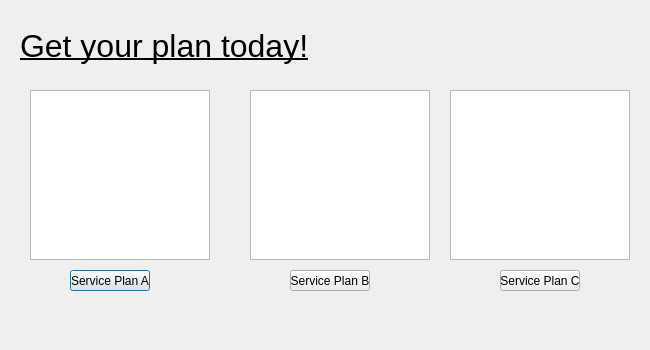
The window that buy.ui (MuffinSmith/ProjectThinggy) describes before a commit, drawn with Qt 5.
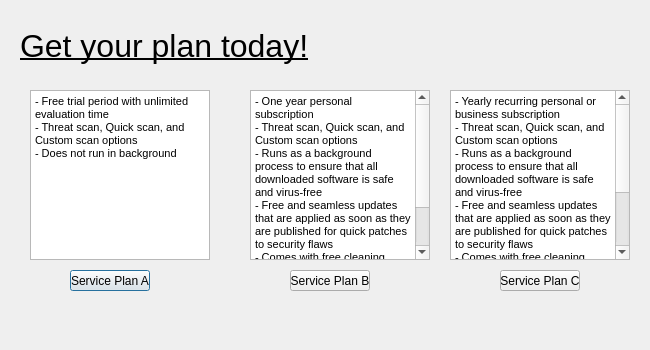
The same window after the commit.

Commit message: Filled text on some windows, made some images work.

```diff
--- a/buy.ui
+++ b/buy.ui
@@ -80,6 +80,15 @@
      <height>170</height>
     </rect>
    </property>
+   <property name="html">
+    <string>&lt;!DOCTYPE HTML PUBLIC &quot;-//W3C//DTD HTML 4.0//EN&quot; &quot;http://www.w3.org/TR/REC-html40/strict.dtd&quot;&gt;
+&lt;html&gt;&lt;head&gt;&lt;meta name=&quot;qrichtext&quot; content=&quot;1&quot; /&gt;&lt;style type=&quot;text/css&quot;&gt;
+p, li { white-space: pre-wrap; }
+&lt;/style&gt;&lt;/head&gt;&lt;body style=&quot; font-family:'MS Shell Dlg 2'; font-size:8.25pt; font-weight:400; font-style:normal;&quot;&gt;
+&lt;p style=&quot; margin-top:0px; margin-bottom:0px; margin-left:0px; margin-right:0px; -qt-block-indent:0; text-indent:0px;&quot;&gt;- Free trial period with unlimited evaluation time&lt;/p&gt;
+&lt;p style=&quot; margin-top:0px; margin-bottom:0px; margin-left:0px; margin-right:0px; -qt-block-indent:0; text-indent:0px;&quot;&gt;- Threat scan, Quick scan, and Custom scan options&lt;/p&gt;
+&lt;p style=&quot; margin-top:0px; margin-bottom:0px; margin-left:0px; margin-right:0px; -qt-block-indent:0; text-indent:0px;&quot;&gt;- Does not run in background&lt;/p&gt;&lt;/body&gt;&lt;/html&gt;</string>
+   </property>
   </widget>
   <widget class="QTextBrowser" name="textBrowser_2">
    <property name="geometry">
@@ -90,6 +99,18 @@
      <height>170</height>
     </rect>
    </property>
+   <property name="html">
+    <string>&lt;!DOCTYPE HTML PUBLIC &quot;-//W3C//DTD HTML 4.0//EN&quot; &quot;http://www.w3.org/TR/REC-html40/strict.dtd&quot;&gt;
+&lt;html&gt;&lt;head&gt;&lt;meta name=&quot;qrichtext&quot; content=&quot;1&quot; /&gt;&lt;style type=&quot;text/css&quot;&gt;
+p, li { white-space: pre-wrap; }
+&lt;/style&gt;&lt;/head&gt;&lt;body style=&quot; font-family:'MS Shell Dlg 2'; font-size:8.25pt; font-weight:400; font-style:normal;&quot;&gt;
+&lt;p style=&quot; margin-top:0px; margin-bottom:0px; margin-left:0px; margin-right:0px; -qt-block-indent:0; text-indent:0px;&quot;&gt;- One year personal subscription&lt;/p&gt;
+&lt;p style=&quot; margin-top:0px; margin-bottom:0px; margin-left:0px; margin-right:0px; -qt-block-indent:0; text-indent:0px;&quot;&gt;- Threat scan, Quick scan, and Custom scan options&lt;/p&gt;
+&lt;p style=&quot; margin-top:0px; margin-bottom:0px; margin-left:0px; margin-right:0px; -qt-block-indent:0; text-indent:0px;&quot;&gt;- Runs as a background process to ensure that all downloaded software is safe and virus-free&lt;/p&gt;
+&lt;p style=&quot; margin-top:0px; margin-bottom:0px; margin-left:0px; margin-right:0px; -qt-block-indent:0; text-indent:0px;&quot;&gt;- Free and seamless updates that are applied as soon as they are published for quick patches to security flaws&lt;/p&gt;
+&lt;p style=&quot; margin-top:0px; margin-bottom:0px; margin-left:0px; margin-right:0px; -qt-block-indent:0; text-indent:0px;&quot;&gt;- Comes with free cleaning utility to mop up old programs to speed up your PC&lt;/p&gt;
+&lt;p style=&quot; margin-top:0px; margin-bottom:0px; margin-left:0px; margin-right:0px; -qt-block-indent:0; text-indent:0px;&quot;&gt;- Advanced customer support for current and past subscribers&lt;/p&gt;&lt;/body&gt;&lt;/html&gt;</string>
+   </property>
   </widget>
   <widget class="QTextBrowser" name="textBrowser_3">
    <property name="geometry">
@@ -100,6 +121,19 @@
      <height>170</height>
     </rect>
    </property>
+   <property name="html">
+    <string>&lt;!DOCTYPE HTML PUBLIC &quot;-//W3C//DTD HTML 4.0//EN&quot; &quot;http://www.w3.org/TR/REC-html40/strict.dtd&quot;&gt;
+&lt;html&gt;&lt;head&gt;&lt;meta name=&quot;qrichtext&quot; content=&quot;1&quot; /&gt;&lt;style type=&quot;text/css&quot;&gt;
+p, li { white-space: pre-wrap; }
+&lt;/style&gt;&lt;/head&gt;&lt;body style=&quot; font-family:'MS Shell Dlg 2'; font-size:8.25pt; font-weight:400; font-style:normal;&quot;&gt;
+&lt;p style=&quot; margin-top:0px; margin-bottom:0px; margin-left:0px; margin-right:0px; -qt-block-indent:0; text-indent:0px;&quot;&gt;- Yearly recurring personal or business subscription&lt;/p&gt;
+&lt;p style=&quot; margin-top:0px; margin-bottom:0px; margin-left:0px; margin-right:0px; -qt-block-indent:0; text-indent:0px;&quot;&gt;- Threat scan, Quick scan, and Custom scan options&lt;/p&gt;
+&lt;p style=&quot; margin-top:0px; margin-bottom:0px; margin-left:0px; margin-right:0px; -qt-block-indent:0; text-indent:0px;&quot;&gt;- Runs as a background process to ensure that all downloaded software is safe and virus-free&lt;/p&gt;
+&lt;p style=&quot; margin-top:0px; margin-bottom:0px; margin-left:0px; margin-right:0px; -qt-block-indent:0; text-indent:0px;&quot;&gt;- Free and seamless updates that are applied as soon as they are published for quick patches to security flaws&lt;/p&gt;
+&lt;p style=&quot; margin-top:0px; margin-bottom:0px; margin-left:0px; margin-right:0px; -qt-block-indent:0; text-indent:0px;&quot;&gt;- Comes with free cleaning utility to mop up old programs to speed up your PC&lt;/p&gt;
+&lt;p style=&quot; margin-top:0px; margin-bottom:0px; margin-left:0px; margin-right:0px; -qt-block-indent:0; text-indent:0px;&quot;&gt;- Advanced customer support for current and past subscribers&lt;/p&gt;
+&lt;p style=&quot; margin-top:0px; margin-bottom:0px; margin-left:0px; margin-right:0px; -qt-block-indent:0; text-indent:0px;&quot;&gt;- Price adjusts based on number of computers on busuiness network&lt;/p&gt;&lt;/body&gt;&lt;/html&gt;</string>
+   </property>
   </widget>
  </widget>
  <resources/>
```
The commit also changes 7 other files.
